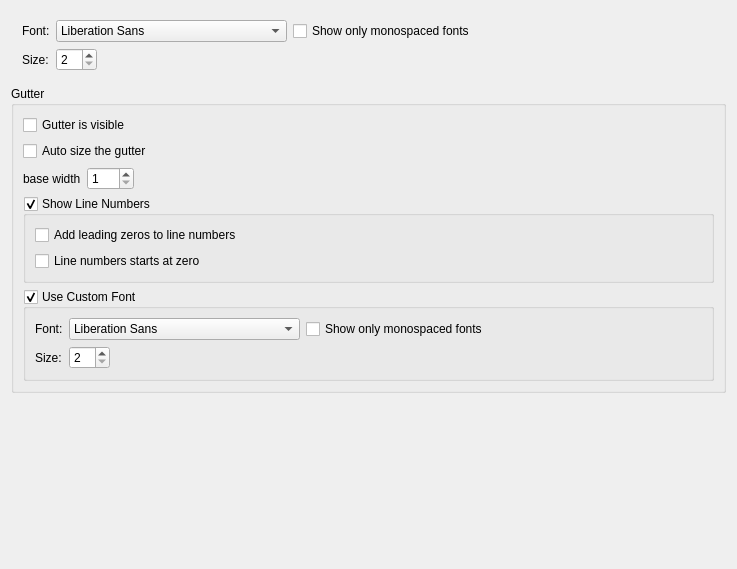
royqh1979/RedPanda-CPP, file RedPandaIDE/settingsdialog/editorfontwidget.ui: the form before one commit.
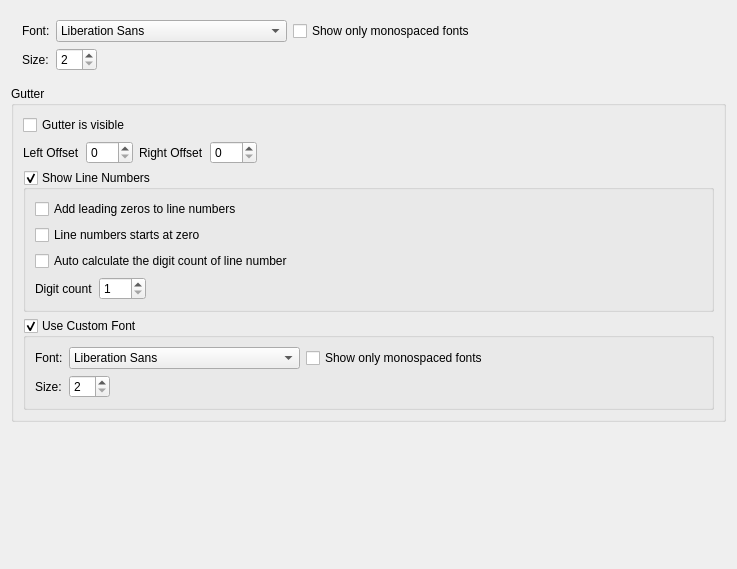
The form after the commit.

Commit message: * finish editor font option form  * refactor: remove width property from SynGutter  * finish gutter click event process  * mouse wheel scroll contents in the SynEdit

What changed in the file:
```diff
--- a/RedPandaIDE/settingsdialog/editorfontwidget.ui
+++ b/RedPandaIDE/settingsdialog/editorfontwidget.ui
@@ -143,15 +143,8 @@
        </widget>
       </item>
       <item>
-       <widget class="QCheckBox" name="chkAutoSizeGutter">
-        <property name="text">
-         <string>Auto size the gutter</string>
-        </property>
-       </widget>
-      </item>
-      <item>
-       <widget class="QWidget" name="widget_4" native="true">
-        <layout class="QHBoxLayout" name="horizontalLayout_5">
+       <widget class="QWidget" name="widget_8" native="true">
+        <layout class="QHBoxLayout" name="horizontalLayout_6">
          <property name="leftMargin">
           <number>0</number>
          </property>
@@ -165,16 +158,16 @@
           <number>0</number>
          </property>
          <item>
-          <widget class="QLabel" name="label_3">
+          <widget class="QLabel" name="label_6">
            <property name="text">
-            <string>base width</string>
+            <string>Left Offset</string>
            </property>
           </widget>
          </item>
          <item>
-          <widget class="QSpinBox" name="spinGutterBaseWidth">
+          <widget class="QSpinBox" name="spinGutterLeftOffset">
            <property name="minimum">
-            <number>1</number>
+            <number>0</number>
            </property>
            <property name="maximum">
             <number>999</number>
@@ -182,7 +175,24 @@
           </widget>
          </item>
          <item>
-          <spacer name="horizontalSpacer_5">
+          <widget class="QLabel" name="label_7">
+           <property name="text">
+            <string>Right Offset</string>
+           </property>
+          </widget>
+         </item>
+         <item>
+          <widget class="QSpinBox" name="spinGutterRightOffset">
+           <property name="minimum">
+            <number>0</number>
+           </property>
+           <property name="maximum">
+            <number>999</number>
+           </property>
+          </widget>
+         </item>
+         <item>
+          <spacer name="horizontalSpacer_6">
            <property name="orientation">
             <enum>Qt::Horizontal</enum>
            </property>
@@ -220,6 +230,61 @@
            </property>
           </widget>
          </item>
+         <item>
+          <widget class="QCheckBox" name="chkAutoSizeGutter">
+           <property name="text">
+            <string>Auto calculate the digit count of line number</string>
+           </property>
+          </widget>
+         </item>
+         <item>
+          <widget class="QWidget" name="widget_4" native="true">
+           <layout class="QHBoxLayout" name="horizontalLayout_5">
+            <property name="leftMargin">
+             <number>0</number>
+            </property>
+            <property name="topMargin">
+             <number>0</number>
+            </property>
+            <property name="rightMargin">
+             <number>0</number>
+            </property>
+            <property name="bottomMargin">
+             <number>0</number>
+            </property>
+            <item>
+             <widget class="QLabel" name="label_3">
+              <property name="text">
+               <string>Digit count</string>
+              </property>
+             </widget>
+            </item>
+            <item>
+             <widget class="QSpinBox" name="spinGutterDigitsCount">
+              <property name="minimum">
+               <number>1</number>
+              </property>
+              <property name="maximum">
+               <number>999</number>
+              </property>
+             </widget>
+            </item>
+            <item>
+             <spacer name="horizontalSpacer_5">
+              <property name="orientation">
+               <enum>Qt::Horizontal</enum>
+              </property>
+              <property name="sizeHint" stdset="0">
+               <size>
+                <width>40</width>
+                <height>20</height>
+               </size>
+              </property>
+             </spacer>
+            </item>
+           </layout>
+          </widget>
+         </item>
         </layout>
        </widget>
       </item>
```
The commit also changes 11 other files.
